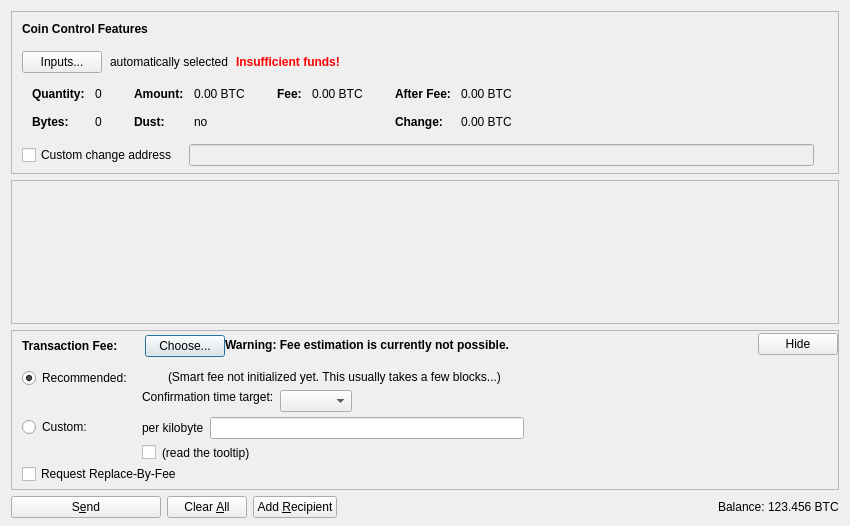
Qt form src/qt/forms/sendcoinsdialog.ui (SidGrip/photon) before a commit.
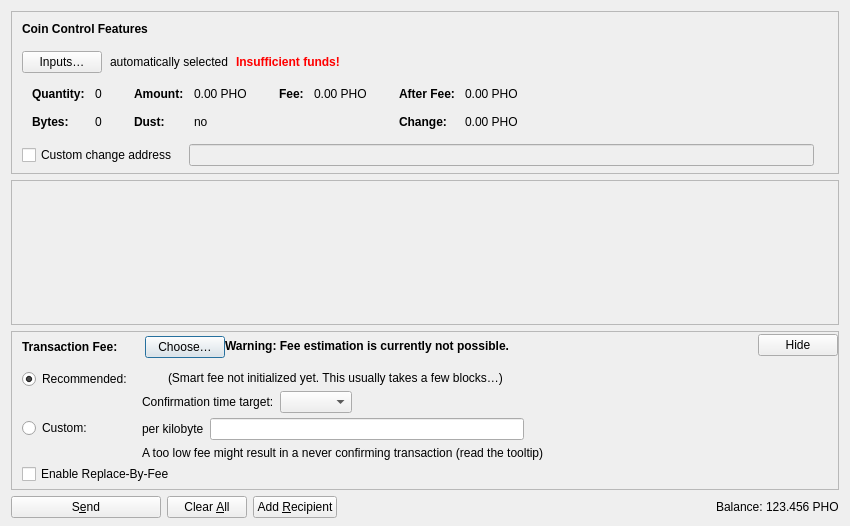
The same form after that commit. Icons and pictures are not drawn. Custom widgets are drawn as their Qt base class.

Diff of the .ui file:
```diff
--- a/src/qt/forms/sendcoinsdialog.ui
+++ b/src/qt/forms/sendcoinsdialog.ui
@@ -107,7 +107,7 @@
              <string notr="true"/>
             </property>
             <property name="text">
-             <string>Inputs...</string>
+             <string>Inputs…</string>
             </property>
             <property name="autoDefault">
              <bool>false</bool>
@@ -324,7 +324,7 @@
                   <enum>Qt::ActionsContextMenu</enum>
                  </property>
                  <property name="text">
-                  <string notr="true">0.00 BTC</string>
+                  <string notr="true">0.00 PHO</string>
                  </property>
                  <property name="textInteractionFlags">
                   <set>Qt::LinksAccessibleByMouse|Qt::TextSelectableByKeyboard|Qt::TextSelectableByMouse</set>
@@ -404,7 +404,7 @@
                   <enum>Qt::ActionsContextMenu</enum>
                  </property>
                  <property name="text">
-                  <string notr="true">0.00 BTC</string>
+                  <string notr="true">0.00 PHO</string>
                  </property>
                  <property name="textInteractionFlags">
                   <set>Qt::LinksAccessibleByMouse|Qt::TextSelectableByKeyboard|Qt::TextSelectableByMouse</set>
@@ -455,7 +455,7 @@
                   <enum>Qt::ActionsContextMenu</enum>
                  </property>
                  <property name="text">
-                  <string notr="true">0.00 BTC</string>
+                  <string notr="true">0.00 PHO</string>
                  </property>
                  <property name="textInteractionFlags">
                   <set>Qt::LinksAccessibleByMouse|Qt::TextSelectableByKeyboard|Qt::TextSelectableByMouse</set>
@@ -484,7 +484,7 @@
                   <enum>Qt::ActionsContextMenu</enum>
                  </property>
                  <property name="text">
-                  <string notr="true">0.00 BTC</string>
+                  <string notr="true">0.00 PHO</string>
                  </property>
                  <property name="textInteractionFlags">
                   <set>Qt::LinksAccessibleByMouse|Qt::TextSelectableByKeyboard|Qt::TextSelectableByMouse</set>
@@ -738,7 +738,7 @@
               <item>
                <widget class="QPushButton" name="buttonChooseFee">
                 <property name="text">
-                 <string>Choose...</string>
+                 <string>Choose…</string>
                 </property>
                </widget>
               </item>
@@ -876,17 +876,7 @@
                <item>
                 <layout class="QHBoxLayout" name="horizontalLayoutFee8">
                  <item>
-                  <widget class="QCheckBox" name="checkBoxMinimumFee">
-                   <property name="toolTip">
-                    <string>Paying only the minimum fee is just fine as long as there is less transaction volume than space in the blocks. But be aware that this can end up in a never confirming transaction once there is more demand for Photon transactions than the network can process.</string>
-                   </property>
-                   <property name="text">
-                    <string/>
-                   </property>
-                  </widget>
-                 </item>
-                 <item>
-                  <widget class="QLabel" name="labelMinFeeWarning">
+                  <widget class="QLabel" name="labelCustomFeeWarning">
                    <property name="enabled">
                     <bool>true</bool>
                    </property>
@@ -894,10 +884,7 @@
                     <string>Paying only the minimum fee is just fine as long as there is less transaction volume than space in the blocks. But be aware that this can end up in a never confirming transaction once there is more demand for Photon transactions than the network can process.</string>
                    </property>
                    <property name="text">
-                    <string>(read the tooltip)</string>
-                   </property>
-                   <property name="margin">
-                    <number>5</number>
+                    <string>A too low fee might result in a never confirming transaction (read the tooltip)</string>
                    </property>
                   </widget>
                  </item>
@@ -990,9 +977,6 @@
                    <property name="text">
                     <string/>
                    </property>
-                   <property name="margin">
-                    <number>2</number>
-                   </property>
                   </widget>
                  </item>
                  <item>
@@ -1005,10 +989,7 @@
                  <item>
                   <widget class="QLabel" name="labelSmartFee2">
                    <property name="text">
-                    <string>(Smart fee not initialized yet. This usually takes a few blocks...)</string>
-                   </property>
-                   <property name="margin">
-                    <number>2</number>
+                    <string>(Smart fee not initialized yet. This usually takes a few blocks…)</string>
                    </property>
                   </widget>
                  </item>
@@ -1036,24 +1017,8 @@
                      <property name="text">
                       <string>Confirmation time target:</string>
                      </property>
-                     <property name="margin">
-                      <number>2</number>
-                     </property>
                     </widget>
                    </item>
-                   <item>
-                    <spacer name="verticalSpacer_3">
-                     <property name="orientation">
-                      <enum>Qt::Vertical</enum>
-                     </property>
-                     <property name="sizeHint" stdset="0">
-                      <size>
-                       <width>1</width>
-                       <height>1</height>
-                      </size>
-                     </property>
-                    </spacer>
-                   </item>
                   </layout>
                  </item>
                  <item>
@@ -1108,7 +1073,7 @@
            <item>
             <widget class="QCheckBox" name="optInRBF">
              <property name="text">
-              <string>Request Replace-By-Fee</string>
+              <string>Enable Replace-By-Fee</string>
              </property>
              <property name="toolTip">
               <string>Indicates that the sender may wish to replace this transaction with a new one paying higher fees (prior to being confirmed).</string>
@@ -1247,7 +1212,7 @@
           <cursorShape>IBeamCursor</cursorShape>
          </property>
          <property name="text">
-          <string notr="true">123.456 BTC</string>
+          <string notr="true">123.456 PHO</string>
          </property>
          <property name="textInteractionFlags">
           <set>Qt::LinksAccessibleByMouse|Qt::TextSelectableByKeyboard|Qt::TextSelectableByMouse</set>
```
Left out of the diff: 16 changed lines with no effect on the pictures.
